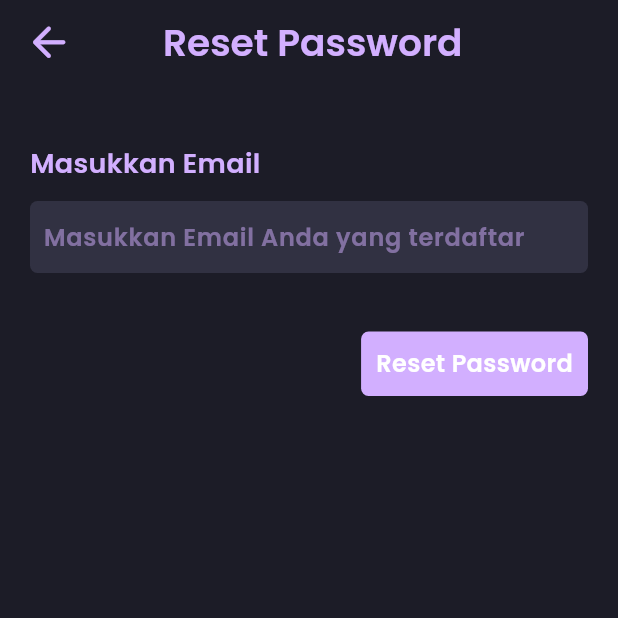
After one commit to Ibnusabil43/rythm, a Flutter app: the ForgotPassword screen opened directly, on a phone screen of 412 x 824 dp, the top half of it. The commit adds this screen. Run offline on Flutter 3.47's test engine with Material 3 defaults, Android fonts, the phone set to English and light mode, and no system bars; our stand-ins replace audio_video_progress_bar, cloud_firestore, file_picker, firebase_auth, firebase_core, firebase_database and 5 more; accounts and stored records are empty.

Commit message:
ResetPasswordUI

```diff
--- /dev/null
+++ b/lib/screen/Auth/EmailFormForgotPass.dart
@@ -0,0 +1,124 @@
+import 'package:flutter/material.dart';
+
+class ForgotPassword extends StatefulWidget {
+  const ForgotPassword({super.key});
+
+  @override
+  State<ForgotPassword> createState() => _ForgotPasswordState();
+}
+
+class _ForgotPasswordState extends State<ForgotPassword> {
+  final email = TextEditingController();
+  @override
+  Widget build(BuildContext context) {
+    return Scaffold(
+      backgroundColor: Color(0xFF1C1C27),
+      appBar: AppBar(
+        automaticallyImplyLeading: false,
+        backgroundColor: Colors.transparent,
+        elevation: 0,
+        title: Row(
+          mainAxisAlignment: MainAxisAlignment.spaceBetween,
+          children: [
+            InkWell(
+              onTap: () {
+                Navigator.pop(context);
+              },
+              child: Icon(
+                Icons.arrow_back_rounded,
+                color: Color(0xFFD2AFFF),
+                size: 33,
+              ),
+            ),
+            Text(
+              "Reset Password",
+              style: TextStyle(
+                fontSize: 25,
+                fontWeight: FontWeight.w700,
+                color: Color(0xFFD2AFFF),
+              ),
+            ),
+            SizedBox(
+              width: 28,
+            ),
+          ],
+        ),
+      ),
+      body: Container(
+        padding: EdgeInsets.symmetric(horizontal: 20),
+        child: Column(crossAxisAlignment: CrossAxisAlignment.start, children: [
+          SizedBox(
+            height: 39,
+          ),
+          Text(
+            'Masukkan Email',
+            style: TextStyle(
+              color: Color(0xFFD2AFFF),
+              fontSize: 18,
+              fontFamily: 'Poppins',
+              fontWeight: FontWeight.w700,
+              height: 0,
+            ),
+          ),
+          SizedBox(
+            height: 12,
+          ),
+          formEmail(),
+          SizedBox(
+            height: 39,
+          ),
+          Row(
+            mainAxisAlignment: MainAxisAlignment.end,
+            children: [
+              InkWell(
+                onTap: () {},
+                child: Container(
+                  padding: EdgeInsets.symmetric(vertical: 10, horizontal: 10),
+                  child: Center(
+                    child: Text(
+                      'Reset Password',
+                      style: TextStyle(
+                        color: Colors.white,
+                        fontSize: 16,
+                        fontFamily: 'Poppins',
+                        fontWeight: FontWeight.w700,
+                      ),
+                    ),
+                  ),
+                  decoration: ShapeDecoration(
+                    color: Color(0xFFD2AFFF),
+                    shape: RoundedRectangleBorder(
+                        borderRadius: BorderRadius.circular(5)),
+                  ),
+                ),
+              )
+            ],
+          )
+        ]),
+      ),
+    );
+  }
+
+  Widget formEmail() {
+    return Container(
+      decoration: ShapeDecoration(
+        color: Color(0xFF313142),
+        shape: RoundedRectangleBorder(borderRadius: BorderRadius.circular(5)),
+      ),
+      padding: EdgeInsets.symmetric(horizontal: 5),
+      child: TextField(
+        onChanged: (value) {
+          email.text = value.trim();
+        },
+        style: TextStyle(color: Color(0xFFD2AFFF)),
+        decoration: InputDecoration(
+            contentPadding: EdgeInsets.all(4),
+            hintText: 'Masukkan Email Anda yang terdaftar',
+            hintStyle: TextStyle(
+              color: Color(0xFFD2AFFF).withOpacity(0.5),
+            ),
+            border: InputBorder.none),
+      ),
+    );
+  }
+}
--- a/lib/screen/Auth/login.dart
+++ b/lib/screen/Auth/login.dart
@@ -4,6 +4,7 @@ import 'package:firebase_auth/firebase_auth.dart';
 import 'package:rythm/BottomNavBar/BottomNavigationBar.dart';
 import 'package:rythm/PopUpWindow/popupScreen.dart';
 import 'package:flutter/material.dart';
+import 'package:rythm/screen/Auth/EmailFormForgotPass.dart';
 
 class LogIn extends StatefulWidget {
   const LogIn({super.key});
@@ -100,7 +101,26 @@ class _loginstate extends State<LogIn> {
                 ),
                 Row(
                   mainAxisAlignment: MainAxisAlignment.spaceBetween,
+                  crossAxisAlignment: CrossAxisAlignment.start,
                   children: [
+                    InkWell(
+                      onTap: () {
+                        Navigator.push(
+                          context,
+                          MaterialPageRoute(
+                              builder: (context) => ForgotPassword()),
+                        );
+                      },
+                      child: Text(
+                        'Lupa Password?',
+                        style: TextStyle(
+                          color: Color(0xFFD2AFFF),
+                          fontSize: 16,
+                          fontFamily: 'Poppins',
+                          fontWeight: FontWeight.w700,
+                        ),
+                      ),
+                    ),
                     SizedBox(
                       width: 86,
                     ),
```
